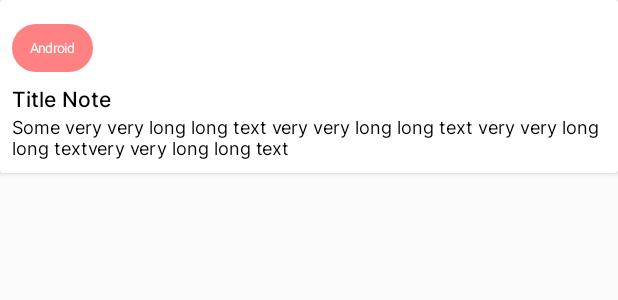
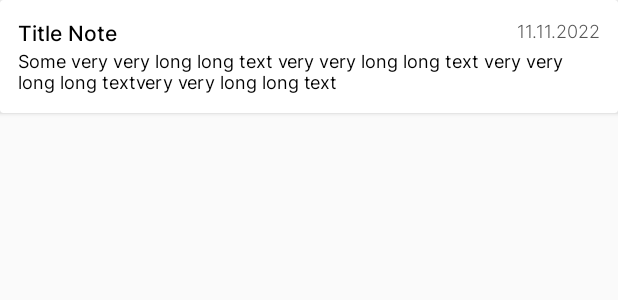
Before and after one commit to odnzk/NoteAndTask, an Android app: the layout item_note.xml on its own in the app's theme, with its tools: preview values and no code run, on a phone screen of 412 x 824 dp. Shown: the top 300 px of the screen. Run offline under Robolectric (Android 15) with nearby library versions, the phone set to English and light mode, and no system bars.

Commit message:
Small fixes, code review

```diff
--- a/app/src/main/java/com/example/noteapp/ui/viewmodel/NoteDetailsViewModel.kt
+++ b/app/src/main/java/com/example/noteapp/ui/viewmodel/NoteDetailsViewModel.kt
@@ -9,6 +9,7 @@ import com.example.noteapp.ui.fragments.events.NoteDetailedEvent
 import com.example.noteapp.ui.util.UiState
 import com.example.noteapp.ui.util.exceptions.NotFoundException
 import dagger.hilt.android.lifecycle.HiltViewModel
+import kotlinx.coroutines.Dispatchers
 import kotlinx.coroutines.flow.MutableStateFlow
 import kotlinx.coroutines.flow.StateFlow
 import kotlinx.coroutines.launch
@@ -45,7 +46,8 @@ class NoteDetailsViewModel @Inject constructor(
         }
     }
 
-    fun onEvent(event: NoteDetailedEvent) = viewModelScope.launch {
+    // todo ?? Dispatchers.Default
+    fun onEvent(event: NoteDetailedEvent) = viewModelScope.launch(Dispatchers.Default) {
         when (event) {
             is NoteDetailedEvent.UpdateNote -> {
                 if (isNewNote) {
--- a/app/src/main/res/layout/fragment_detailed_note.xml
+++ b/app/src/main/res/layout/fragment_detailed_note.xml
@@ -21,6 +21,7 @@
             android:id="@+id/flow_categories"
             style="@style/CategoryFlow"
             android:layout_width="0dp"
+            android:layout_marginEnd="4dp"
             android:layout_height="wrap_content"
             app:constraint_referenced_ids="category"
             app:layout_constraintEnd_toStartOf="@id/tv_date"
--- a/app/src/main/res/layout/item_note.xml
+++ b/app/src/main/res/layout/item_note.xml
@@ -8,7 +8,7 @@
     <androidx.constraintlayout.widget.ConstraintLayout
         android:layout_width="match_parent"
         android:layout_height="wrap_content"
-        android:padding="@dimen/rv_item_padding">
+        android:padding="12dp">
 
         <TextView
             android:id="@+id/tv_title"
@@ -34,20 +34,25 @@
             app:layout_constraintTop_toBottomOf="@id/tv_title"
             tools:text="Some very very long long text very very long long text very very long long textvery very long long text" />
 
-        <com.google.android.material.chip.Chip
-            android:id="@+id/category"
-            style="@style/ChipCategoryStyle"
-            android:text="Android"
-            app:chipBackgroundColor="@color/category_red" />
+        <TextView
+            android:id="@+id/tv_date"
+            style="@style/AdditionalText"
+            android:layout_width="wrap_content"
+            android:layout_height="wrap_content"
+            app:layout_constraintEnd_toEndOf="parent"
+            app:layout_constraintTop_toTopOf="@id/flow_categories"
+            tools:text="11.11.2022" />
+
 
         <androidx.constraintlayout.helper.widget.Flow
             android:id="@+id/flow_categories"
             style="@style/CategoryFlow"
             android:layout_height="wrap_content"
             android:layout_width="0dp"
-            app:constraint_referenced_ids="category"
+            android:layout_marginEnd="4dp"
+            app:flow_wrapMode="none"
             app:layout_constraintStart_toStartOf="parent"
-            app:layout_constraintEnd_toEndOf="parent"
+            app:layout_constraintEnd_toStartOf="@id/tv_date"
             app:layout_constraintTop_toBottomOf="@id/tv_title"
             app:layout_constraintTop_toTopOf="parent" />
 
--- a/app/src/main/res/values/styles.xml
+++ b/app/src/main/res/values/styles.xml
@@ -86,7 +86,6 @@
         <item name="iconGravity">end</item>
     </style>
 
-
     <style name="TodoCheckbox" parent="Widget.AppCompat.CompoundButton.CheckBox">
         <item name="android:buttonTint">@color/black</item>
         <item name="buttonTint">@color/black</item>
--- a/data/src/main/java/com/example/data/entity/TodoEntity.kt
+++ b/data/src/main/java/com/example/data/entity/TodoEntity.kt
@@ -20,7 +20,7 @@ data class TodoEntity(
         id = id,
         title = title,
         isCompleted = isCompleted,
-        category = emptyList(),
+        categories = emptyList(),
         deadlineDate = deadlineDate,
     )
 
--- a/domain/src/main/java/com/example/domain/model/NoteItem.kt
+++ b/domain/src/main/java/com/example/domain/model/NoteItem.kt
@@ -20,7 +20,7 @@ data class Todo(
     override val id: Long,
     var title: String,
     val isCompleted: Boolean = false,
-    val category: List<Category>,
+    val categories: List<Category>,
     var deadlineDate: Date?
 ) : NoteItem(id) {
     companion object {
```
Also changed, not shown: app/src/main/java/com/example/noteapp/ui/fragments/NoteDetailedFragment.kt (+10 -8 lines), app/src/main/java/com/example/noteapp/ui/fragments/TodoDetailedFragment.kt (+13 -10 lines), app/src/main/java/com/example/noteapp/ui/recycler/note/NoteViewHolder.kt (+3 -4 lines), app/src/main/java/com/example/noteapp/ui/recycler/todo/TodoViewHolder.kt (+4 -5 lines), app/src/main/java/com/example/noteapp/ui/util/ext/UiStyleExt.kt (+9 -20 lines), app/src/main/res/navigation/main_graph.xml (+11 -2 lines), data/src/main/java/com/example/data/entity/NoteEntity.kt (+5 -2 lines).
